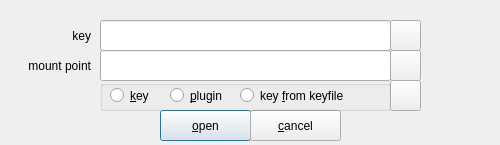
Above: zuluMount-gui/keydialog.ui from mhogomchungu/zuluCrypt before the change. Below: the same form after it.
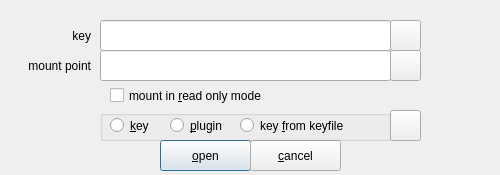
That is the form after the change.

Commit message: move the option to mount/open in read only to where they are closest to action in zuluMount

The edit to the form file:
```diff
--- a/zuluMount-gui/keydialog.ui
+++ b/zuluMount-gui/keydialog.ui
@@ -7,7 +7,7 @@
     <x>0</x>
     <y>0</y>
     <width>500</width>
-    <height>145</height>
+    <height>175</height>
    </rect>
   </property>
   <property name="windowTitle">
@@ -17,7 +17,7 @@
    <property name="geometry">
     <rect>
      <x>160</x>
-     <y>110</y>
+     <y>140</y>
      <width>91</width>
      <height>31</height>
     </rect>
@@ -30,7 +30,7 @@
    <property name="geometry">
     <rect>
      <x>250</x>
-     <y>110</y>
+     <y>140</y>
      <width>91</width>
      <height>31</height>
     </rect>
@@ -59,7 +59,7 @@
    <property name="geometry">
     <rect>
      <x>100</x>
-     <y>80</y>
+     <y>110</y>
      <width>291</width>
      <height>31</height>
     </rect>
@@ -85,7 +85,7 @@
      <rect>
       <x>140</x>
       <y>0</y>
-      <width>151</width>
+      <width>131</width>
       <height>31</height>
      </rect>
     </property>
@@ -121,7 +121,7 @@
    <property name="geometry">
     <rect>
      <x>390</x>
-     <y>80</y>
+     <y>110</y>
      <width>31</width>
      <height>31</height>
     </rect>
@@ -182,6 +182,19 @@
     <string/>
    </property>
   </widget>
+  <widget class="QCheckBox" name="checkBoxOpenReadOnly">
+   <property name="geometry">
+    <rect>
+     <x>110</x>
+     <y>80</y>
+     <width>281</width>
+     <height>31</height>
+    </rect>
+   </property>
+   <property name="text">
+    <string>mount in &amp;read only mode</string>
+   </property>
+  </widget>
  </widget>
  <tabstops>
   <tabstop>lineEditKey</tabstop>
```
The commit also changes 8 other files.
